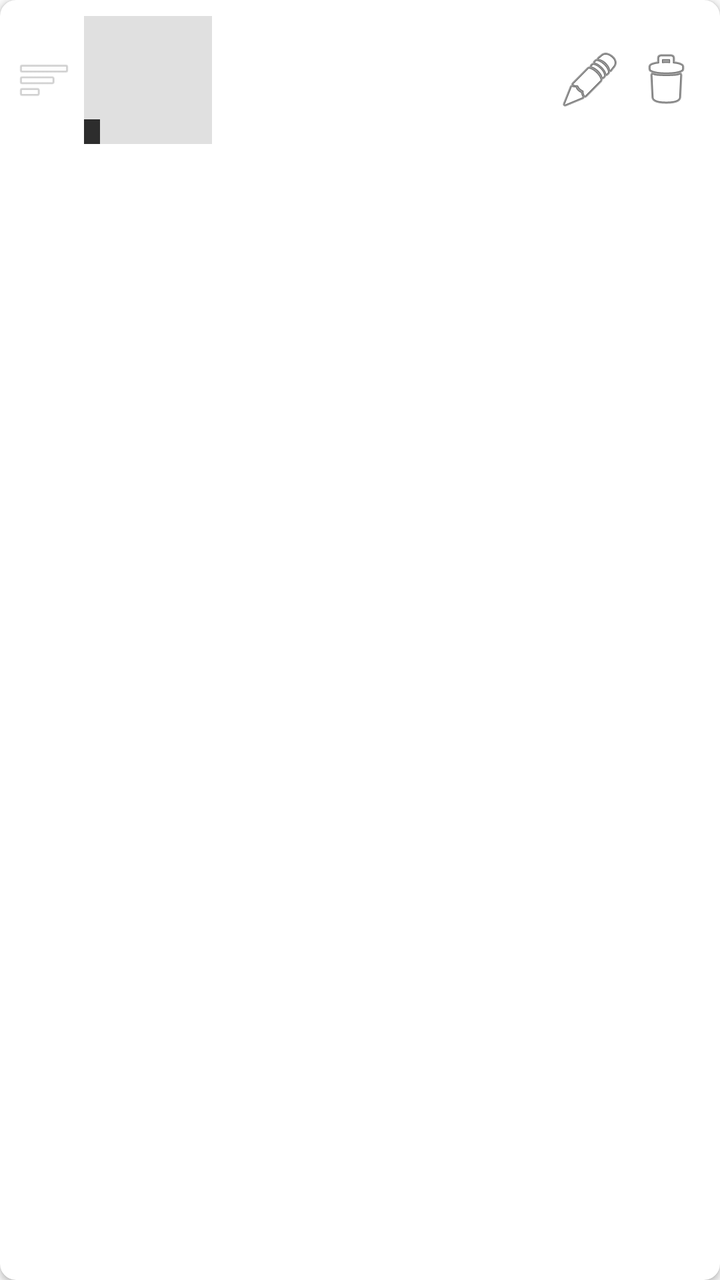
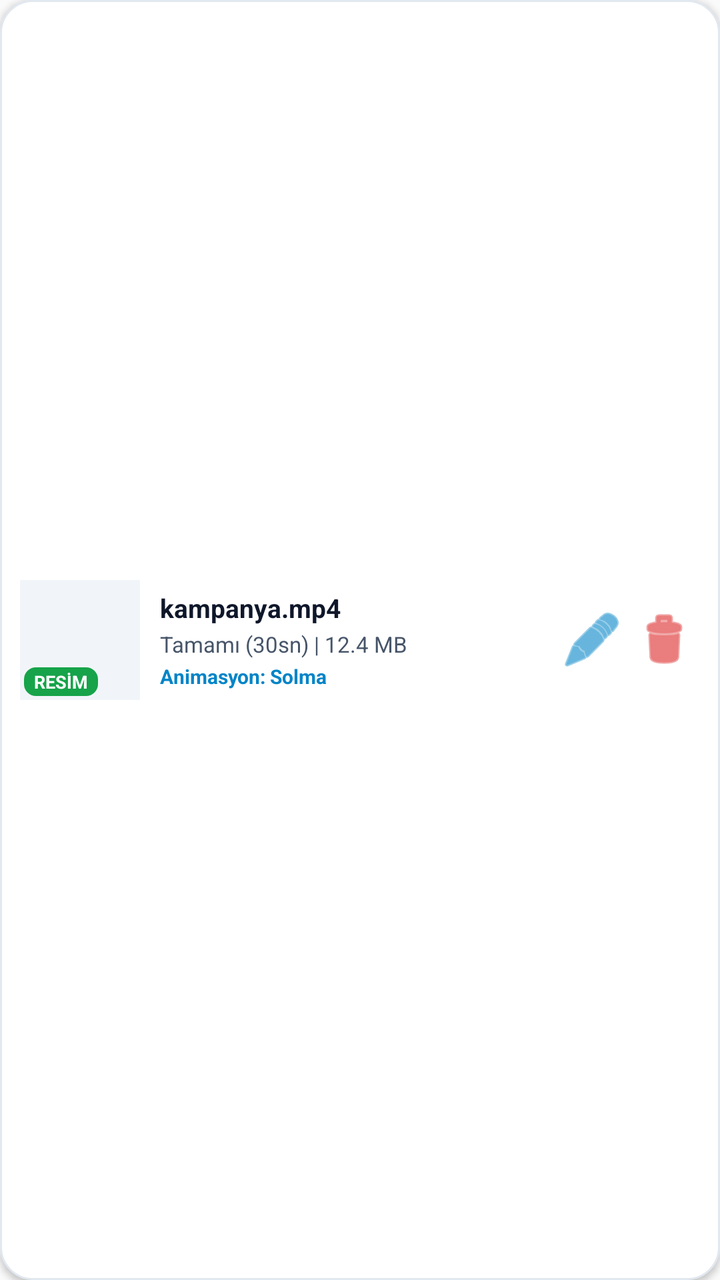

An Android layout rendered at two revisions. The XML below is the earlier revision; the diff shows what the commit changed to produce the second picture.
<!-- AndroidManifest.xml: application theme Theme.AppCompat.Light.DarkActionBar -->
<!-- res/layout/item_media.xml -->
<?xml version="1.0" encoding="utf-8"?>
<androidx.cardview.widget.CardView xmlns:android="http://schemas.android.com/apk/res/android"
    xmlns:app="http://schemas.android.com/apk/res-auto"
    android:layout_width="match_parent"
    android:layout_height="wrap_content"
    android:layout_marginHorizontal="6dp"
    android:layout_marginVertical="4dp"
    app:cardCornerRadius="8dp"
    app:cardElevation="2dp">

    <LinearLayout
        android:layout_width="match_parent"
        android:layout_height="wrap_content"
        android:gravity="center_vertical"
        android:orientation="horizontal"
        android:padding="8dp">

        
        <ImageView
            android:layout_width="28dp"
            android:layout_height="28dp"
            android:layout_marginEnd="6dp"
            android:alpha="0.4"
            android:src="@android:drawable/ic_menu_sort_by_size" />

        
        <FrameLayout
            android:layout_width="64dp"
            android:layout_height="64dp">

            <ImageView
                android:id="@+id/imgThumb"
                android:layout_width="match_parent"
                android:layout_height="match_parent"
                android:background="#E0E0E0"
                android:scaleType="centerCrop" />

            <TextView
                android:id="@+id/txtTypeBadge"
                android:layout_width="wrap_content"
                android:layout_height="wrap_content"
                android:layout_gravity="bottom|start"
                android:background="#CC000000"
                android:paddingHorizontal="4dp"
                android:textColor="#FFFFFF"
                android:textSize="9sp"
                android:textStyle="bold" />
        </FrameLayout>

        
        <LinearLayout
            android:layout_width="0dp"
            android:layout_height="wrap_content"
            android:layout_marginStart="10dp"
            android:layout_weight="1"
            android:orientation="vertical">

            <TextView
                android:id="@+id/txtFileName"
                android:layout_width="wrap_content"
                android:layout_height="wrap_content"
                android:ellipsize="middle"
                android:singleLine="true"
                android:textSize="14sp"
                android:textStyle="bold" />

            <TextView
                android:id="@+id/txtDetails"
                android:layout_width="wrap_content"
                android:layout_height="wrap_content"
                android:layout_marginTop="2dp"
                android:textColor="#555555"
                android:textSize="11sp" />

            <TextView
                android:id="@+id/txtAnimBadge"
                android:layout_width="wrap_content"
                android:layout_height="wrap_content"
                android:layout_marginTop="2dp"
                android:textColor="#1976D2"
                android:textSize="10sp"
                android:textStyle="italic" />
        </LinearLayout>

        
        <ImageButton
            android:id="@+id/btnEdit"
            android:layout_width="38dp"
            android:layout_height="38dp"
            android:background="?selectableItemBackgroundBorderless"
            android:src="@android:drawable/ic_menu_edit" />

        
        <ImageButton
            android:id="@+id/btnDelete"
            android:layout_width="38dp"
            android:layout_height="38dp"
            android:background="?selectableItemBackgroundBorderless"
            android:src="@android:drawable/ic_menu_delete" />

    </LinearLayout>
</androidx.cardview.widget.CardView>
<!-- resources referenced by this layout -->
<resources>

</resources>

<!-- the commit's change to res/layout/item_media.xml (unified diff, before → after) -->
@@ -1,102 +1,107 @@
 <?xml version="1.0" encoding="utf-8"?>
-<androidx.cardview.widget.CardView xmlns:android="http://schemas.android.com/apk/res/android"
-    xmlns:app="http://schemas.android.com/apk/res-auto"
+<LinearLayout xmlns:android="http://schemas.android.com/apk/res/android"
     android:layout_width="match_parent"
     android:layout_height="wrap_content"
-    android:layout_marginHorizontal="6dp"
-    android:layout_marginVertical="4dp"
-    app:cardCornerRadius="8dp"
-    app:cardElevation="2dp">
+    android:layout_marginBottom="9dp"
+    android:background="@drawable/bg_card_light"
+    android:elevation="2dp"
+    android:gravity="center_vertical"
+    android:orientation="horizontal"
+    android:padding="10dp">
 
+    
+    <FrameLayout
+        android:layout_width="60dp"
+        android:layout_height="60dp"
+        android:layout_marginEnd="10dp"
+        android:background="#F1F5F9">
+
+        <ImageView
+            android:id="@+id/imgThumb"
+            android:layout_width="match_parent"
+            android:layout_height="match_parent"
+            android:contentDescription="Medya"
+            android:scaleType="centerCrop" />
+
+        <TextView
+            android:id="@+id/txtTypeBadge"
+            android:layout_width="wrap_content"
+            android:layout_height="wrap_content"
+            android:layout_gravity="bottom|start"
+            android:layout_margin="2dp"
+            android:background="@drawable/bg_badge_rounded"
+            android:paddingHorizontal="5dp"
+            android:paddingVertical="1dp"
+            android:text="RESİM"
+            android:textColor="#FFFFFF"
+            android:textSize="9sp"
+            android:textStyle="bold" />
+    </FrameLayout>
+
+    
     <LinearLayout
-        android:layout_width="match_parent"
+        android:layout_width="0dp"
+        android:layout_height="wrap_content"
+        android:layout_weight="1"
+        android:orientation="vertical">
+
+        <TextView
+            android:id="@+id/txtFileName"
+            android:layout_width="wrap_content"
+            android:layout_height="wrap_content"
+            android:ellipsize="end"
+            android:maxLines="1"
+            android:text="kampanya.mp4"
+            android:textColor="#0F172A"
+            android:textSize="13sp"
+            android:textStyle="bold" />
+
+        <TextView
+            android:id="@+id/txtDetails"
+            android:layout_width="wrap_content"
+            android:layout_height="wrap_content"
+            android:layout_marginTop="2dp"
+            android:ellipsize="end"
+            android:maxLines="1"
+            android:text="Tamamı (30sn) | 12.4 MB"
+            android:textColor="#475569"
+            android:textSize="11sp" />
+
+        <TextView
+            android:id="@+id/txtAnimBadge"
+            android:layout_width="wrap_content"
+            android:layout_height="wrap_content"
+            android:layout_marginTop="2dp"
+            android:text="Animasyon: Solma"
+            android:textColor="#0284C7"
+            android:textSize="10sp"
+            android:textStyle="bold" />
+    </LinearLayout>
+
+    
+    <LinearLayout
+        android:layout_width="wrap_content"
         android:layout_height="wrap_content"
         android:gravity="center_vertical"
-        android:orientation="horizontal"
-        android:padding="8dp">
+        android:orientation="horizontal">
 
-        
-        <ImageView
-            android:layout_width="28dp"
-            android:layout_height="28dp"
-            android:layout_marginEnd="6dp"
-            android:alpha="0.4"
-            android:src="@android:drawable/ic_menu_sort_by_size" />
-
-        
-        <FrameLayout
-            android:layout_width="64dp"
-            android:layout_height="64dp">
-
-            <ImageView
-                android:id="@+id/imgThumb"
-                android:layout_width="match_parent"
-                android:layout_height="match_parent"
-                android:background="#E0E0E0"
-                android:scaleType="centerCrop" />
-
-            <TextView
-                android:id="@+id/txtTypeBadge"
-                android:layout_width="wrap_content"
-                android:layout_height="wrap_content"
-                android:layout_gravity="bottom|start"
-                android:background="#CC000000"
-                android:paddingHorizontal="4dp"
-                android:textColor="#FFFFFF"
-                android:textSize="9sp"
-                android:textStyle="bold" />
-        </FrameLayout>
-
-        
-        <LinearLayout
-            android:layout_width="0dp"
-            android:layout_height="wrap_content"
-            android:layout_marginStart="10dp"
-            android:layout_weight="1"
-            android:orientation="vertical">
-
-            <TextView
-                android:id="@+id/txtFileName"
-                android:layout_width="wrap_content"
-                android:layout_height="wrap_content"
-                android:ellipsize="middle"
-                android:singleLine="true"
-                android:textSize="14sp"
-                android:textStyle="bold" />
-
-            <TextView
-                android:id="@+id/txtDetails"
-                android:layout_width="wrap_content"
-                android:layout_height="wrap_content"
-                android:layout_marginTop="2dp"
-                android:textColor="#555555"
-                android:textSize="11sp" />
-
-            <TextView
-                android:id="@+id/txtAnimBadge"
-                android:layout_width="wrap_content"
-                android:layout_height="wrap_content"
-                android:layout_marginTop="2dp"
-                android:textColor="#1976D2"
-                android:textSize="10sp"
-                android:textStyle="italic" />
-        </LinearLayout>
-
-        
         <ImageButton
             android:id="@+id/btnEdit"
-            android:layout_width="38dp"
-            android:layout_height="38dp"
-            android:background="?selectableItemBackgroundBorderless"
-            android:src="@android:drawable/ic_menu_edit" />
+            android:layout_width="36dp"
+            android:layout_height="36dp"
+            android:background="?android:attr/selectableItemBackgroundBorderless"
+            android:contentDescription="Düzenle"
+            android:src="@android:drawable/ic_menu_edit"
+            android:tint="#0284C7" />
 
-        
         <ImageButton
             android:id="@+id/btnDelete"
-            android:layout_width="38dp"
-            android:layout_height="38dp"
-            android:background="?selectableItemBackgroundBorderless"
-            android:src="@android:drawable/ic_menu_delete" />
+            android:layout_width="36dp"
+            android:layout_height="36dp"
+            android:background="?android:attr/selectableItemBackgroundBorderless"
+            android:contentDescription="Sil"
+            android:src="@android:drawable/ic_menu_delete"
+            android:tint="#DC2626" />
+    </LinearLayout>
 
-    </LinearLayout>
-</androidx.cardview.widget.CardView>
+</LinearLayout>
<!-- resource entries referenced after the edit -->
@@ -1,5 +1,19 @@
 <!-- resources referenced by this layout -->
 <resources>
-
+  <!-- drawable bg_badge_rounded (drawable) -->
+  <?xml version="1.0" encoding="utf-8"?>
+  <shape xmlns:android="http://schemas.android.com/apk/res/android"
+      android:shape="rectangle">
+      <solid android:color="#16A34A" />
+      <corners android:radius="6dp" />
+  </shape>
+  <!-- drawable bg_card_light (drawable) -->
+  <?xml version="1.0" encoding="utf-8"?>
+  <shape xmlns:android="http://schemas.android.com/apk/res/android"
+      android:shape="rectangle">
+      <solid android:color="#FFFFFF" />
+      <stroke android:width="1dp" android:color="#E2E8F0" />
+      <corners android:radius="16dp" />
+  </shape>
 </resources>
 
